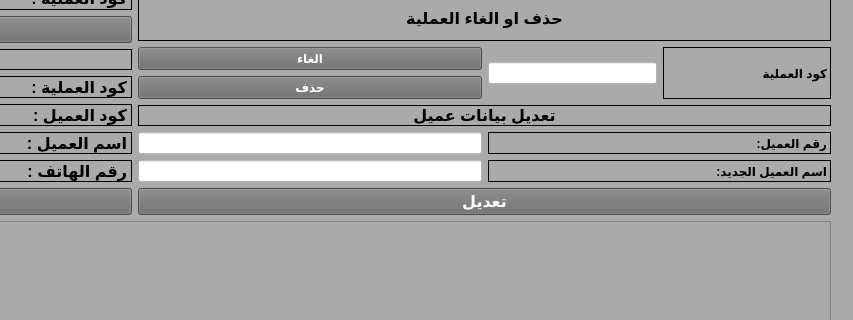
Before: the Qt Designer form mainwindow.ui in xman199775/jeanscar, drawn with Qt 5; both pictures show x 583 to 1436 and y 217 to 537 of the 1436 by 827 pixel window.
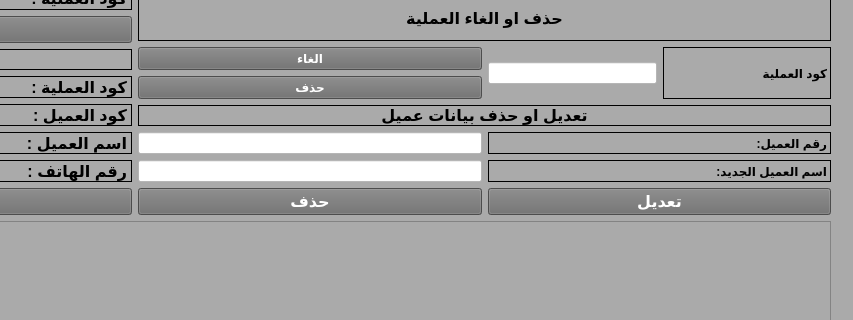
After: the same form once the commit is applied. The open tabs and pages were chosen to show the change. Icons and pictures are not drawn.

Diff of the .ui file:
```diff
--- a/mainwindow.ui
+++ b/mainwindow.ui
@@ -5775,7 +5775,7 @@
        </attribute>
        <layout class="QVBoxLayout" name="verticalLayout_77">
         <item>
-         <layout class="QHBoxLayout" name="horizontalLayout_53">
+         <layout class="QHBoxLayout" name="horizontalLayout_59">
           <item>
            <layout class="QVBoxLayout" name="verticalLayout_61">
             <item>
@@ -6294,7 +6294,7 @@
            </layout>
           </item>
           <item>
-           <layout class="QVBoxLayout" name="verticalLayout_126">
+           <layout class="QVBoxLayout" name="verticalLayout_57">
             <item>
              <layout class="QVBoxLayout" name="verticalLayout_220">
               <item>
@@ -6659,7 +6659,7 @@
                  <enum>QFrame::Box</enum>
                 </property>
                 <property name="text">
-                 <string>تعديل بيانات عميل</string>
+                 <string>تعديل او حذف بيانات عميل</string>
                 </property>
                 <property name="alignment">
                  <set>Qt::AlignCenter</set>
@@ -6776,6 +6776,30 @@
                </layout>
               </item>
               <item>
+               <layout class="QHBoxLayout" name="horizontalLayout_53">
+                <item>
+                 <widget class="QPushButton" name="delete_cus">
+                  <property name="font">
+                   <font>
+                    <pointsize>12</pointsize>
+                    <weight>75</weight>
+                    <bold>true</bold>
+                   </font>
+                  </property>
+                  <property name="cursor">
+                   <cursorShape>PointingHandCursor</cursorShape>
+                  </property>
+                  <property name="styleSheet">
+                   <string notr="true">color: rgb(255, 255, 255);
+background-color: rgb(108, 108, 108);
+</string>
+                  </property>
+                  <property name="text">
+                   <string>حذف</string>
+                  </property>
+                 </widget>
+                </item>
+                <item>
                <widget class="QPushButton" name="pushButton_53">
                 <property name="font">
                  <font>
@@ -6796,6 +6820,8 @@
                  <string>تعديل</string>
                 </property>
                </widget>
+                </item>
+               </layout>
               </item>
              </layout>
             </item>
```
Left out of the diff: 8 changed lines with no effect on the pictures. Lines whose indentation alone changed are shown as unchanged.
